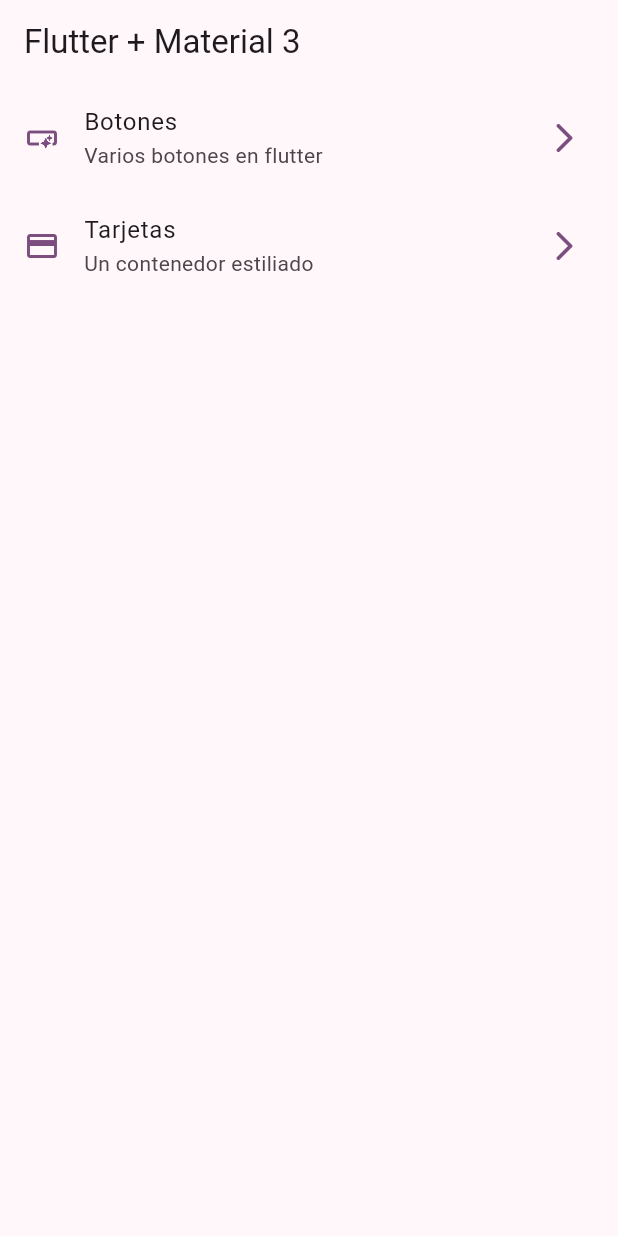
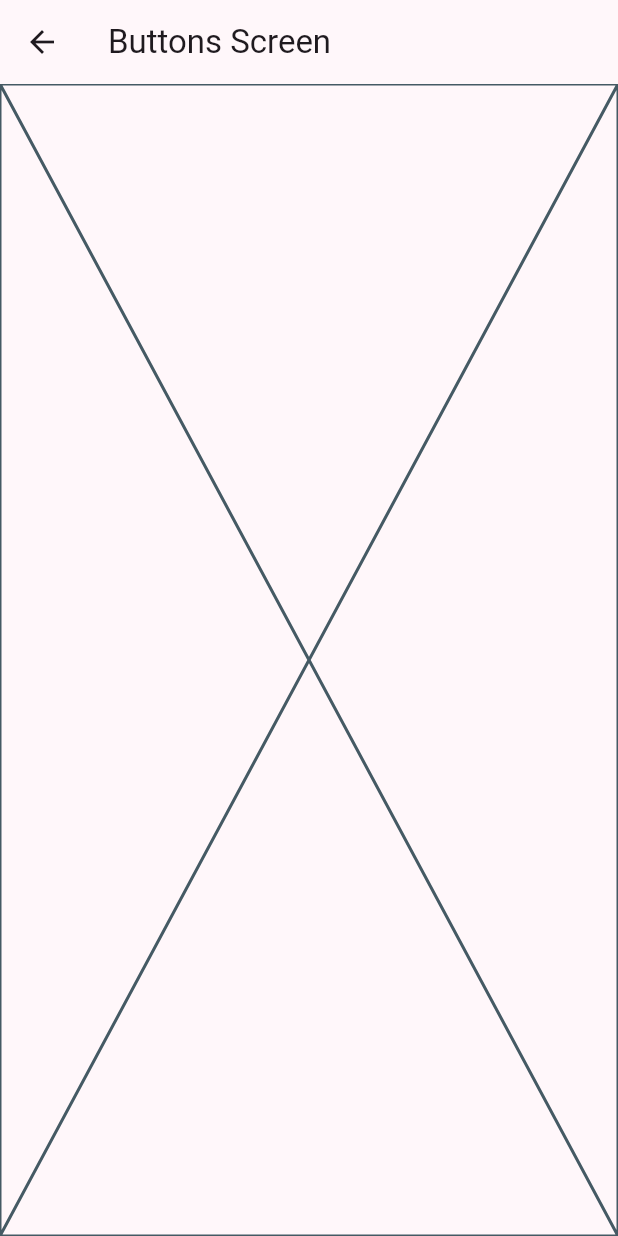
Before and after one commit to VMErik/wigets-flutter, a Flutter app: the screen it shows after launch, after a tap on "Botones", on a phone screen of 412 x 824 dp. Run offline on Flutter 3.47's test engine with Material 2 defaults, Android fonts, the phone set to English and light mode, and no system bars.

```diff
--- a/lib/main.dart
+++ b/lib/main.dart
@@ -1,5 +1,7 @@
 import 'package:flutter/material.dart';
 import 'package:widgets_app/config/theme/app_theme.dart';
+import 'package:widgets_app/presentation/screens/cards/cards_screen.dart';
+import 'package:widgets_app/presentation/screens/home/buttons/buttons_screen.dart';
 import 'package:widgets_app/presentation/screens/home/home_screen.dart';
 
 void main() {
@@ -14,7 +16,11 @@ class MainApp extends StatelessWidget {
     return  MaterialApp(
       debugShowCheckedModeBanner: false,
       theme: AppTheme(selectedColor: 5).getTheme(),
-      home: const HomeScreen()
+      home: const HomeScreen() ,
+      routes: {
+        '/buttons' :  (context)=> const ButtonsScreen(),
+        '/cards' : (context)=> const CardsScreen()
+      }
     );
   }
 }
--- /dev/null
+++ b/lib/presentation/screens/home/buttons/buttons_screen.dart
@@ -0,0 +1,15 @@
+import 'package:flutter/material.dart';
+
+class ButtonsScreen extends StatelessWidget {
+  const ButtonsScreen({super.key});
+
+  @override
+  Widget build(BuildContext context) {
+    return Scaffold(
+      appBar: AppBar(
+        title:const Text('Buttons Screen')
+      ),
+      body: const Placeholder(),
+    );
+  }
+}
--- a/lib/presentation/screens/home/home_screen.dart
+++ b/lib/presentation/screens/home/home_screen.dart
@@ -1,5 +1,6 @@
 import 'package:flutter/material.dart';
 import 'package:widgets_app/config/menu/menu_items.dart';
+import 'package:widgets_app/presentation/screens/home/buttons/buttons_screen.dart';
 
 class HomeScreen extends StatelessWidget {
   const HomeScreen({super.key});
@@ -50,6 +51,18 @@ class _CustomListTile extends StatelessWidget {
       subtitle: Text(menuItem.subtitle),
       onTap: (){
         // Navegar a otra pantalla
+        // Con push creams un stack de nuestras pantallas
+        // Push para mostrar , pop para cerrar, replace para remplazar
+
+        //  Navigator.of(context).push(
+        //     MaterialPageRoute(
+        //       builder: (context) => const ButtonsScreen(),
+        //     ),
+        //   );
+
+        // Navegacion con pushNamed
+        Navigator.pushNamed(context, menuItem.link);
+
       },
     );
   }
```
Also changed, not shown: lib/presentation/screens/cards/cards_screen.dart (added, +15 -0 lines).
